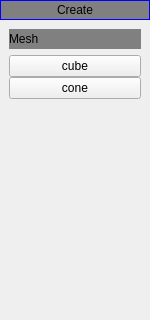
Above: src/modules/modeling/src/createpanel.ui from snow-boy/dream before the change; both pictures show x 0 to 150 and y 0 to 320 of the 150 by 864 pixel window. Below: the same form after it.
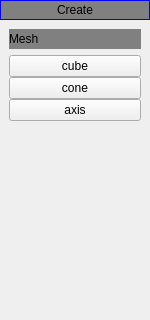
That is the form after the change.

Diff of the .ui file:
```diff
--- a/src/modules/modeling/src/createpanel.ui
+++ b/src/modules/modeling/src/createpanel.ui
@@ -139,6 +139,13 @@
               </property>
              </widget>
             </item>
+            <item>
+             <widget class="QPushButton" name="pushButton_axis">
+              <property name="text">
+               <string>axis</string>
+              </property>
+             </widget>
+            </item>
            </layout>
           </widget>
          </item>
```
